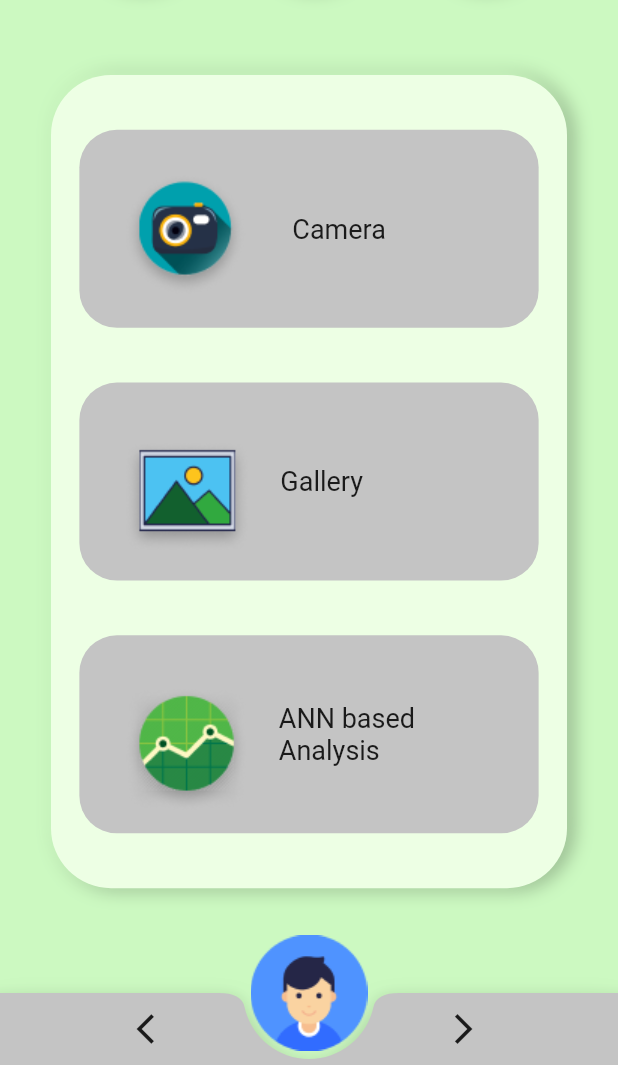
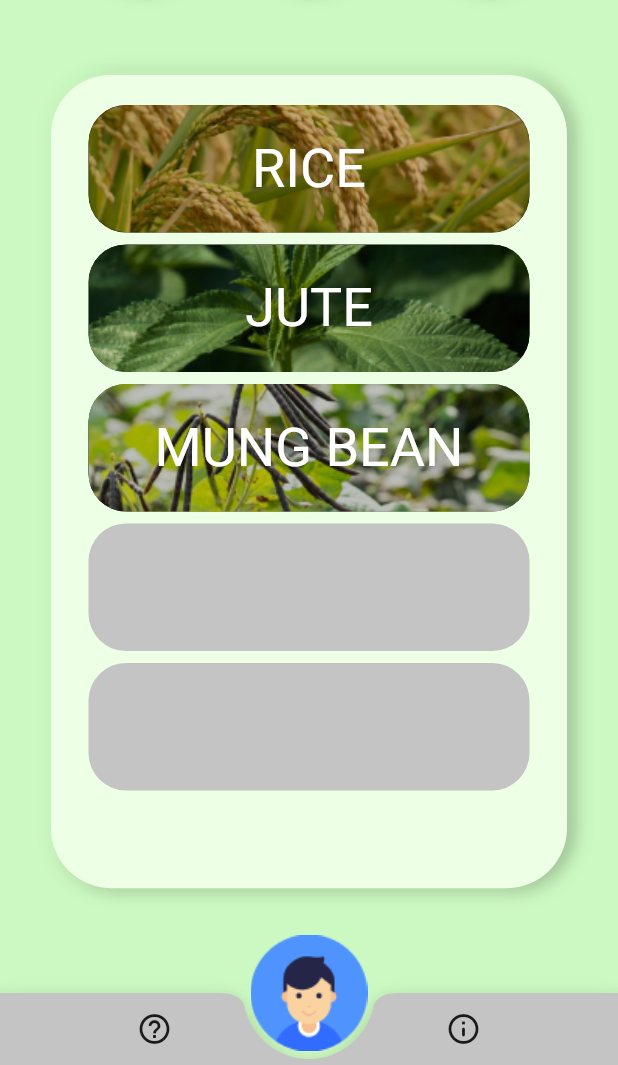
Before and after one commit to Meshkat-Shadik/AgroDoc, a Flutter app: the screen it shows after launch, after a tap on "Common Diseases", on a phone screen of 412 x 824 dp, the part 171-1236 px from its top. Run offline on Flutter 3.47's test engine with Material 2 defaults, Android fonts, the light colour scheme and no system bars; our stand-ins replace auto_route, google_fonts; Roboto replaces fonts that are missing (Lemonada).

Commit message:
common disease page

```diff
--- /dev/null
+++ b/lib/presentation/screens/common_disease_screen.dart
@@ -0,0 +1,94 @@
+import 'package:agro_doc/presentation/constants.dart';
+import 'package:flutter/material.dart';
+
+class CommonDisease extends StatelessWidget {
+  const CommonDisease({Key? key}) : super(key: key);
+
+  @override
+  Widget build(BuildContext context) {
+    return SingleChildScrollView(
+      child: Padding(
+        padding: const EdgeInsets.symmetric(vertical: 20),
+        child: Column(
+          mainAxisAlignment: MainAxisAlignment.spaceEvenly,
+          children: [
+            CommonDiseaseCard(
+              imageUrl: 'assets/images/rice.png',
+              title: 'RICE',
+            ),
+            SizedBox(height: 8),
+            CommonDiseaseCard(
+              imageUrl: 'assets/images/jute.png',
+              title: 'JUTE',
+            ),
+            SizedBox(height: 8),
+            CommonDiseaseCard(
+              imageUrl: 'assets/images/mugbean.png',
+              title: 'MUNG BEAN',
+            ),
+            SizedBox(height: 8),
+            CommonDiseaseCard(
+              imageUrl: '',
+              title: '',
+            ),
+            SizedBox(height: 8),
+            CommonDiseaseCard(
+              imageUrl: '',
+              title: '',
+            ),
+          ],
+        ),
+      ),
+    );
+  }
+}
+
+class CommonDiseaseCard extends StatelessWidget {
+  const CommonDiseaseCard(
+      {Key? key, required this.imageUrl, required this.title})
+      : super(key: key);
+
+  final String imageUrl;
+  final String title;
+
+  @override
+  Widget build(BuildContext context) {
+    return Padding(
+      padding: const EdgeInsets.symmetric(horizontal: 25),
+      child: Stack(
+        alignment: Alignment.center,
+        children: [
+          Container(
+            width: 294,
+            height: 85,
+            decoration: imageUrl.isNotEmpty
+                ? BoxDecoration(
+                    borderRadius: BorderRadius.all(Radius.circular(25)),
+                    gradient: LinearGradient(
+                        colors: [Colors.black, Colors.black],
+                        begin: const FractionalOffset(0.0, 0.0),
+                        end: const FractionalOffset(0.5, 0.5),
+                        stops: [0.0, 1.0],
+                        tileMode: TileMode.mirror),
+                    image: DecorationImage(
+                      image: AssetImage(imageUrl),
+                      fit: BoxFit.cover,
+                    ),
+                  )
+                : BoxDecoration(
+                    borderRadius: BorderRadius.all(Radius.circular(25)),
+                    color: bottomNavBgColor,
+                  ),
+          ),
+          Text(
+            title,
+            style: TextStyle(
+              fontSize: 36,
+              color: Colors.white,
+            ),
+          ),
+        ],
+      ),
+    );
+  }
+}
--- a/lib/presentation/screens/home_screen.dart
+++ b/lib/presentation/screens/home_screen.dart
@@ -3,7 +3,6 @@ import 'package:agro_doc/presentation/widgets/custom_floating_action_button.dart
 import 'package:agro_doc/routes/router.gr.dart';
 import 'package:auto_route/auto_route.dart';
 import 'package:flutter/material.dart';
-import 'package:google_fonts/google_fonts.dart';
 import 'package:agro_doc/presentation/widgets/my_navigation_bar.dart';
 
 class HomeScreen extends StatelessWidget {
--- a/lib/presentation/screens/inspect_page.dart
+++ b/lib/presentation/screens/inspect_page.dart
@@ -1,10 +1,9 @@
 import 'package:agro_doc/presentation/constants.dart';
+import 'package:agro_doc/presentation/screens/common_disease_screen.dart';
 import 'package:agro_doc/presentation/widgets/animated_circle_button.dart';
 import 'package:agro_doc/presentation/widgets/custom_floating_action_button.dart';
 import 'package:agro_doc/presentation/widgets/my_navigation_bar.dart';
 import 'package:flutter/material.dart';
-import 'package:google_fonts/google_fonts.dart';
-
 class InspectPage extends StatefulWidget {
   final int selectedIconIndex;
   const InspectPage({Key? key, required this.selectedIconIndex})
@@ -82,7 +81,9 @@ class _InspectPageState extends State<InspectPage> {
                   ],
                 ),
               ),
-              Container(
+              SingleChildScrollView(
+                physics: NeverScrollableScrollPhysics(),
+                child: Container(
                   decoration: BoxDecoration(
                     color: containerBgColor,
                     borderRadius: BorderRadius.all(Radius.circular(40)),
@@ -90,30 +91,55 @@ class _InspectPageState extends State<InspectPage> {
                   ),
                   height: size.height / 1.52,
                   width: double.infinity,
+                  child: selected == 1
+                      ? InspectPageContent(size: size)
+                      : selected == 2
+                          ? CommonDisease()
+                          : Container(),
+                ),
+              )
+            ],
+          ),
+        ),
+      ),
+    );
+  }
+}
+
+class InspectPageContent extends StatelessWidget {
+  const InspectPageContent({
+    Key? key,
+    required this.size,
+  }) : super(key: key);
+
+  final Size size;
+
+  @override
+  Widget build(BuildContext context) {
+    return SingleChildScrollView(
       child: Column(
         mainAxisAlignment: MainAxisAlignment.spaceEvenly,
         children: [
+          SizedBox(height: 20),
           InspectPageContainer(
             title: 'Camera',
             imgUrl: "assets/images/cameraIcon.png",
             width: size.width / 1.16,
           ),
+          SizedBox(height: 20),
           InspectPageContainer(
             title: 'Gallery',
             imgUrl: "assets/images/galleryIcon.png",
             width: size.width / 1.16,
           ),
+          SizedBox(height: 20),
           InspectPageContainer(
             title: 'ANN based\nAnalysis',
             imgUrl: "assets/images/analysisIcon.png",
             width: size.width / 1.16,
           ),
+          SizedBox(height: 20),
         ],
-                ),
-              )
-            ],
-          ),
-        ),
       ),
     );
   }
--- a/lib/presentation/screens/splash_screen.dart
+++ b/lib/presentation/screens/splash_screen.dart
@@ -1,8 +1,6 @@
-import 'package:agro_doc/presentation/constants.dart';
 import 'package:agro_doc/routes/router.gr.dart';
 import 'package:auto_route/auto_route.dart';
 import 'package:flutter/material.dart';
-import 'package:google_fonts/google_fonts.dart';
 
 class SplashScreen extends StatefulWidget {
   static const pathId = "/";
--- a/lib/presentation/widgets/my_navigation_bar.dart
+++ b/lib/presentation/widgets/my_navigation_bar.dart
@@ -14,8 +14,8 @@ class MyBottomNavigationBar extends StatelessWidget {
       child: Row(
         mainAxisAlignment: MainAxisAlignment.spaceAround,
         children: [
-          IconButton(onPressed: () {}, icon: Icon(Icons.arrow_back_ios)),
-          IconButton(onPressed: () {}, icon: Icon(Icons.arrow_forward_ios))
+          IconButton(onPressed: () {}, icon: Icon(Icons.help_outline)),
+          IconButton(onPressed: () {}, icon: Icon(Icons.info_outline_rounded)),
         ],
       ),
     );
```
Also changed, not shown: assets/images/ashBg.png (added), assets/images/jute.png (added), assets/images/mugbean.png (added), assets/images/rice.png (added). Lines whose indentation alone changed are shown as unchanged.
